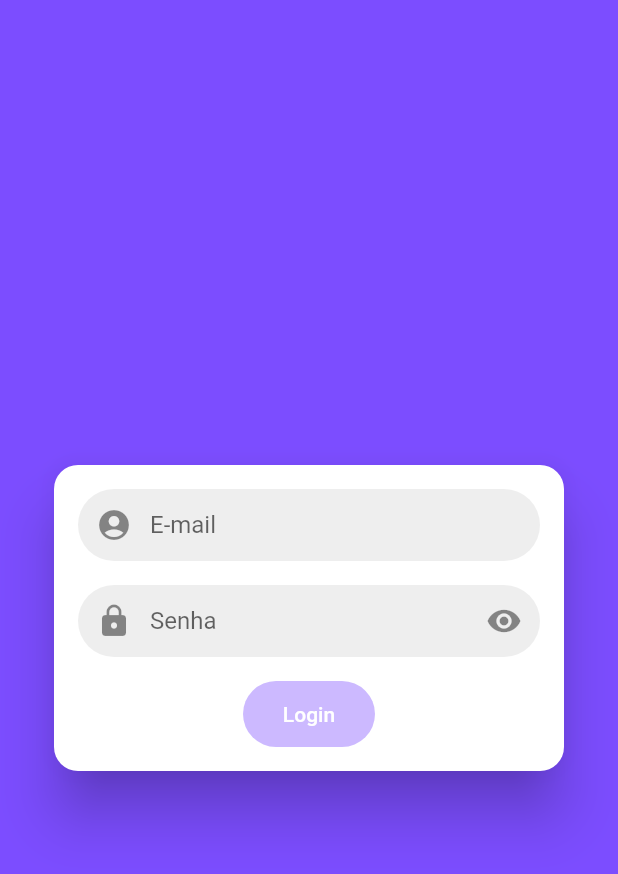
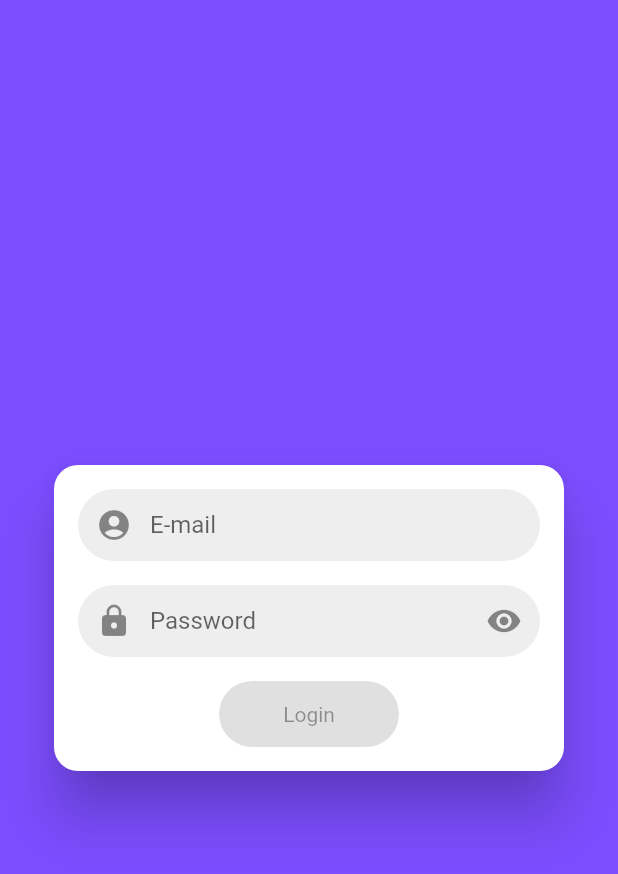
Before and after one commit to matheustsa/todo_mobx, a Flutter app: the screen it shows after launch, on a phone screen of 412 x 824 dp. Shown: the top 874 px of the screen. Run offline on Flutter 3.47's test engine with Material 2 defaults, Android fonts, the phone set to English and light mode, and no system bars; our stand-ins replace flutter_mobx, mobx; generated files the repository leaves out were written again.

Commit message:
Update Login RaisedButton (deprecated) to ElevatedButton

```diff
--- a/lib/screens/login_screen.dart
+++ b/lib/screens/login_screen.dart
@@ -41,7 +41,7 @@ class _LoginScreenState extends State<LoginScreen> {
                       height: 16,
                     ),
                     CustomTextField(
-                      hint: 'Senha',
+                      hint: 'Password',
                       prefix: Icon(Icons.lock),
                       obscure: true,
                       onChanged: loginStore.setPassword,
@@ -58,15 +58,16 @@ class _LoginScreenState extends State<LoginScreen> {
                     Observer(builder: (_) {
                       return SizedBox(
                         height: 44,
-                        child: RaisedButton(
-                          shape: RoundedRectangleBorder(
-                            borderRadius: BorderRadius.circular(32),
+                        width: 120,
+                        child: ElevatedButton(
+                          child: Text('Login'),
+                          style: ElevatedButton.styleFrom(
+                            primary: Theme.of(context).primaryColor,
+                            textStyle: TextStyle(color: Colors.white),
+                            shape: RoundedRectangleBorder(
+                              borderRadius: BorderRadius.circular(32),
+                            ),
                           ),
-                          child: Text('Login'),
-                          color: Theme.of(context).primaryColor,
-                          disabledColor:
-                              Theme.of(context).primaryColor.withAlpha(100),
-                          textColor: Colors.white,
                           onPressed: loginStore.isFormValid
                               ? () {
                                   Navigator.of(context).pushReplacement(
```
